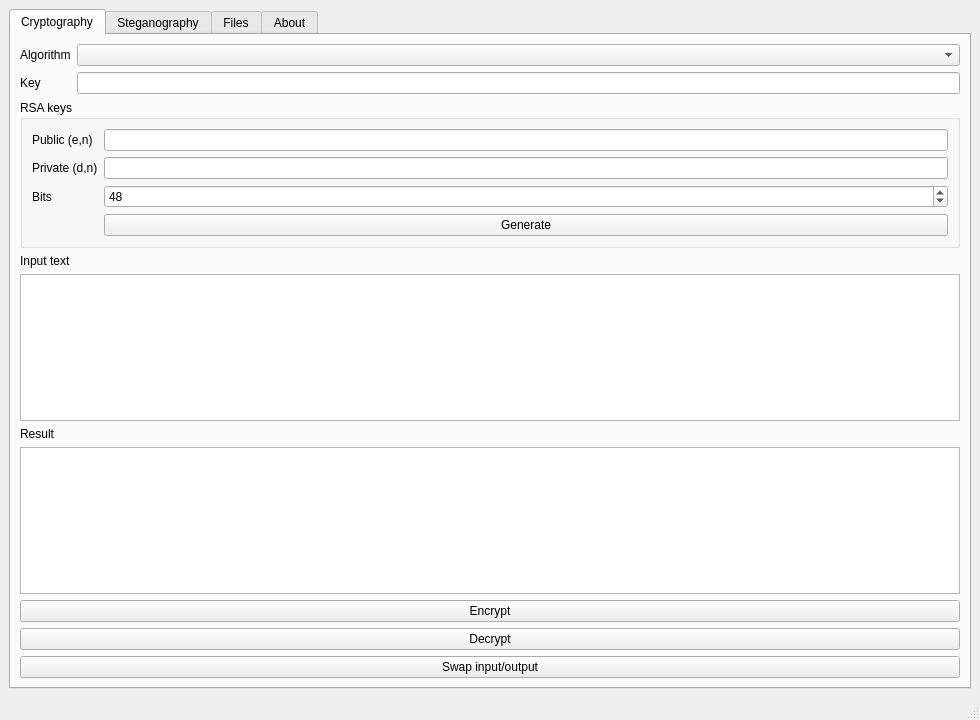
The window that src/ui/MainWindow.ui (Lavoris-Sec/SecureData_Suite) describes before a commit, drawn with Qt 5.
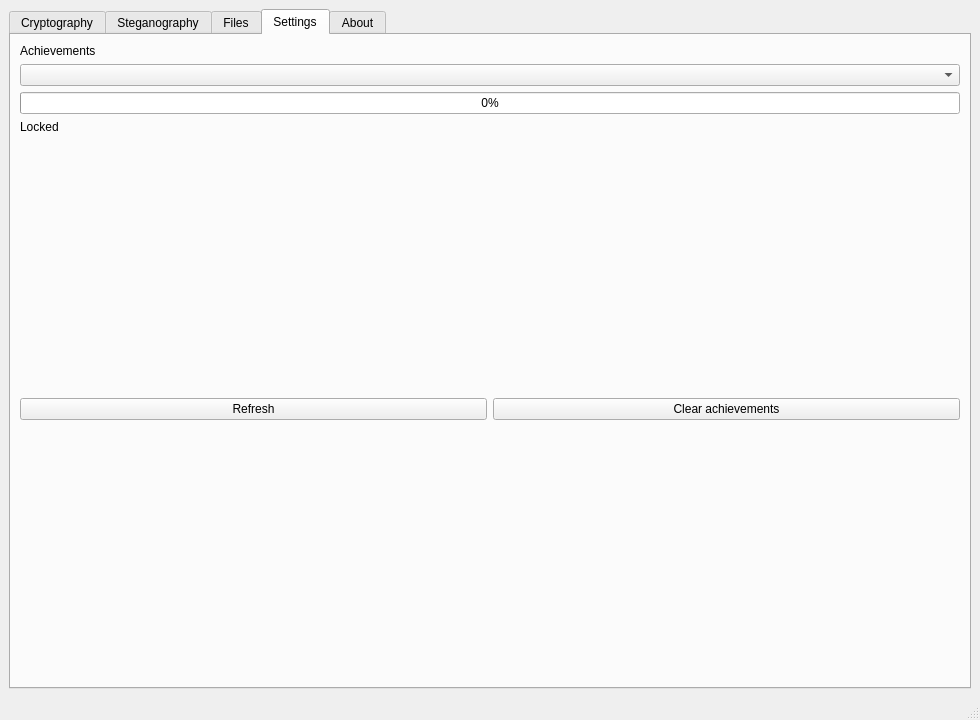
The same window after the commit. The open tabs and pages were chosen to show the change.

Commit message: Update UI, settings, achievements

Diff of the .ui file:
```diff
--- a/src/ui/MainWindow.ui
+++ b/src/ui/MainWindow.ui
@@ -295,6 +295,90 @@
         </item>
        </layout>
       </widget>
+      <widget class="QWidget" name="tabSettings">
+       <attribute name="title">
+        <string>Settings</string>
+       </attribute>
+       <layout class="QVBoxLayout" name="layoutSettings">
+        <item>
+         <widget class="QLabel" name="labelSettingsHint">
+          <property name="text">
+           <string>Achievements</string>
+          </property>
+         </widget>
+        </item>
+        <item>
+         <widget class="QComboBox" name="comboAchievements"/>
+        </item>
+        <item>
+         <widget class="QProgressBar" name="progressAchievement">
+          <property name="minimum">
+           <number>0</number>
+          </property>
+          <property name="maximum">
+           <number>100</number>
+          </property>
+          <property name="value">
+           <number>0</number>
+          </property>
+         </widget>
+        </item>
+        <item>
+         <widget class="QLabel" name="labelAchievementStatus">
+          <property name="text">
+           <string>Locked</string>
+          </property>
+          <property name="wordWrap">
+           <bool>true</bool>
+          </property>
+         </widget>
+        </item>
+        <item>
+         <spacer name="verticalSpacerAchievementsTopButtons">
+          <property name="orientation">
+           <enum>Qt::Vertical</enum>
+          </property>
+          <property name="sizeHint" stdset="0">
+           <size>
+            <width>20</width>
+            <height>80</height>
+           </size>
+          </property>
+         </spacer>
+        </item>
+        <item>
+         <layout class="QHBoxLayout" name="layoutAchievementButtons">
+          <item>
+           <widget class="QPushButton" name="btnRefreshAchievements">
+            <property name="text">
+             <string>Refresh</string>
+            </property>
+           </widget>
+          </item>
+          <item>
+           <widget class="QPushButton" name="btnResetAchievements">
+            <property name="text">
+             <string>Clear achievements</string>
+            </property>
+           </widget>
+          </item>
+         </layout>
+        </item>
+        <item>
+         <spacer name="verticalSpacerSettings">
+          <property name="orientation">
+           <enum>Qt::Vertical</enum>
+          </property>
+          <property name="sizeHint" stdset="0">
+           <size>
+            <width>20</width>
+            <height>40</height>
+           </size>
+          </property>
+         </spacer>
+        </item>
+       </layout>
+      </widget>
       <widget class="QWidget" name="tabAbout">
        <attribute name="title">
         <string>About</string>
```
The commit also changes 53 other files.
